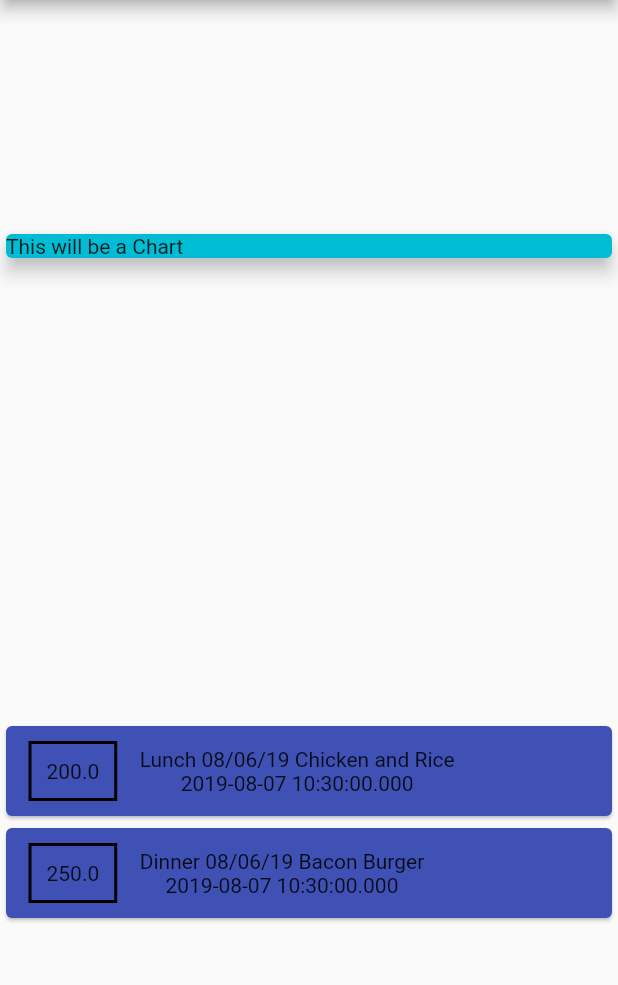
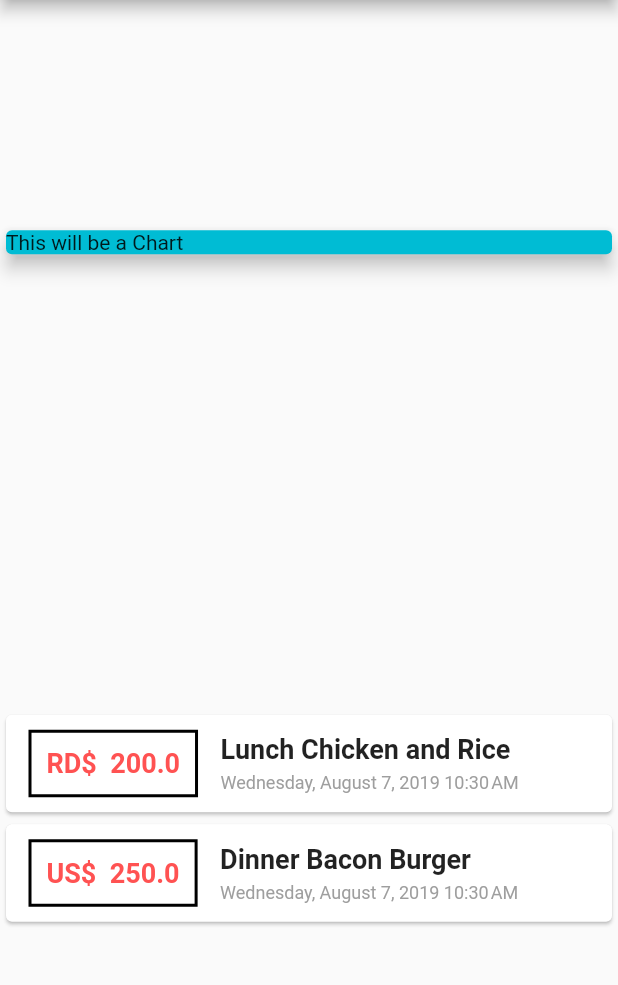
Before and after one commit to cesarcedanov/expenses_app_flutter, a Flutter app: the screen it shows after launch, on a phone screen of 412 x 824 dp, the part 84-1069 px from its top. Run offline on Flutter 3.47's test engine with Material 2 defaults, Android fonts, the light colour scheme and no system bars.

Commit message:
Added some style to the TransactionCard and integrated the intl package to set a DateTime format

```diff
--- a/app/lib/main.dart
+++ b/app/lib/main.dart
@@ -18,14 +18,17 @@ class MyHomePage extends StatelessWidget {
   final List<Transaction> transactions = [
     Transaction(
         id: '1',
-        title: 'Lunch 08/06/19 Chicken and Rice',
+        title: 'Lunch Chicken and Rice',
         amount: 200,
+        currency: 'RD\$',
         date: DateTime.now()),
     Transaction(
-        id: '1',
-        title: 'Dinner 08/06/19 Bacon Burger',
-        amount: 250,
-        date: DateTime.now()),
+      id: '1',
+      title: 'Dinner Bacon Burger',
+      amount: 250,
+      currency: 'US\$',
+      date: DateTime.now(),
+    )
   ];
 
   @override
--- a/app/lib/transaction.dart
+++ b/app/lib/transaction.dart
@@ -3,12 +3,14 @@ import 'package:flutter/foundation.dart';
 class Transaction {
   final String id;
   final String title;
+  final String currency;
   final double amount;
   final DateTime date;
 
   Transaction(
       {@required this.id,
       @required this.title,
+      @required this.currency,
       @required this.amount,
       @required this.date});
 }
--- a/app/lib/transactionCard.dart
+++ b/app/lib/transactionCard.dart
@@ -1,5 +1,6 @@
 import 'package:flutter/material.dart';
 import './transaction.dart';
+import 'package:intl/intl.dart';
 
 class TransactionCard extends StatelessWidget {
   final Transaction transaction;
@@ -9,7 +10,7 @@ class TransactionCard extends StatelessWidget {
   @override
   Widget build(BuildContext context) {
     return Card(
-      color: Colors.indigo,
+      color: Colors.white,
       child: Row(
         children: <Widget>[
           Container(
@@ -17,12 +18,32 @@ class TransactionCard extends StatelessWidget {
             decoration: BoxDecoration(
                 border: Border.all(color: Colors.black, width: 2)),
             padding: EdgeInsets.all(10),
-            child: Text(transaction.amount.toString()),
+            child: Text(
+              '${transaction.currency}  ${transaction.amount.toString()}',
+              style: TextStyle(
+                  fontWeight: FontWeight.bold,
+                  fontSize: 18,
+                  color: Colors.redAccent),
+            ),
           ),
           Column(
+            crossAxisAlignment: CrossAxisAlignment.start,
+            mainAxisAlignment: MainAxisAlignment.spaceAround,
             children: <Widget>[
-              Text(transaction.title),
-              Text(transaction.date.toString()),
+              Padding(
+                padding: EdgeInsets.only(bottom: 5),
+                child: Text(
+                  transaction.title,
+                  style: TextStyle(fontWeight: FontWeight.bold, fontSize: 18),
+                ),
+              ),
+              // Spacer(
+              //   flex: 3,
+              // ),
+              Text(
+                DateFormat.yMMMMEEEEd().add_jm().format(transaction.date),
+                style: TextStyle(fontSize: 12, color: Colors.grey),
+              ),
             ],
           )
         ],
```
Also changed, not shown: app/pubspec.yaml (+1 -6 lines), app/pubspec.lock.
